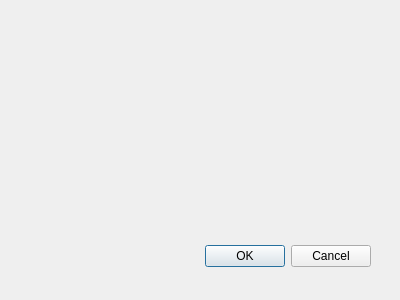
Above: src/OpenCOVER/DrivingSim/oddlot/src/gui/filesettings.ui from hlrs-vis/covise before the change. Below: the same form after it.
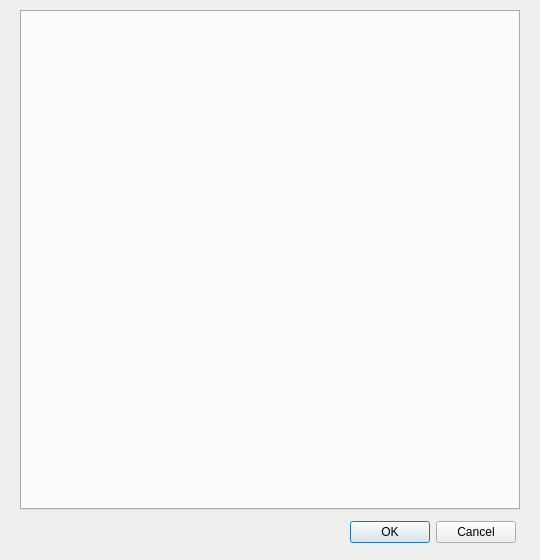
That is the form after the change.

Diff of the .ui file:
```diff
--- a/src/OpenCOVER/DrivingSim/oddlot/src/gui/filesettings.ui
+++ b/src/OpenCOVER/DrivingSim/oddlot/src/gui/filesettings.ui
@@ -1,33 +1,47 @@
-<ui version="4.0" >
- <author></author>
- <comment></comment>
- <exportmacro></exportmacro>
- <class>Dialog</class>
- <widget class="QDialog" name="Dialog" >
-  <property name="geometry" >
+<?xml version="1.0" encoding="UTF-8"?>
+<ui version="4.0">
+ <class>FileSettings</class>
+ <widget class="QDialog" name="FileSettings">
+  <property name="geometry">
    <rect>
     <x>0</x>
     <y>0</y>
-    <width>400</width>
-    <height>300</height>
+    <width>540</width>
+    <height>560</height>
    </rect>
   </property>
   <property name="windowTitle" >
    <string>Dialog</string>
   </property>
-  <widget class="QDialogButtonBox" name="buttonBox" >
-   <property name="geometry" >
+  <widget class="QTabWidget" name="tabWidget">
+   <property name="geometry">
     <rect>
-     <x>30</x>
-     <y>240</y>
-     <width>341</width>
-     <height>32</height>
+     <x>20</x>
+     <y>10</y>
+     <width>500</width>
+     <height>500</height>
     </rect>
    </property>
-   <property name="orientation" >
-    <enum>Qt::Horizontal</enum>
+   <property name="sizePolicy">
+    <sizepolicy hsizetype="Preferred" vsizetype="Preferred">
+     <horstretch>0</horstretch>
+     <verstretch>0</verstretch>
+    </sizepolicy>
    </property>
-   <property name="standardButtons" >
+   <property name="currentIndex">
+    <number>-1</number>
+   </property>
+  </widget>
+  <widget class="QDialogButtonBox" name="buttonBox">
+   <property name="geometry">
+    <rect>
+     <x>350</x>
+     <y>520</y>
+     <width>166</width>
+     <height>24</height>
+    </rect>
+   </property>
+   <property name="standardButtons">
     <set>QDialogButtonBox::Cancel|QDialogButtonBox::Ok</set>
    </property>
   </widget>
```
Left out of the diff: 40 changed lines with no effect on the pictures.
